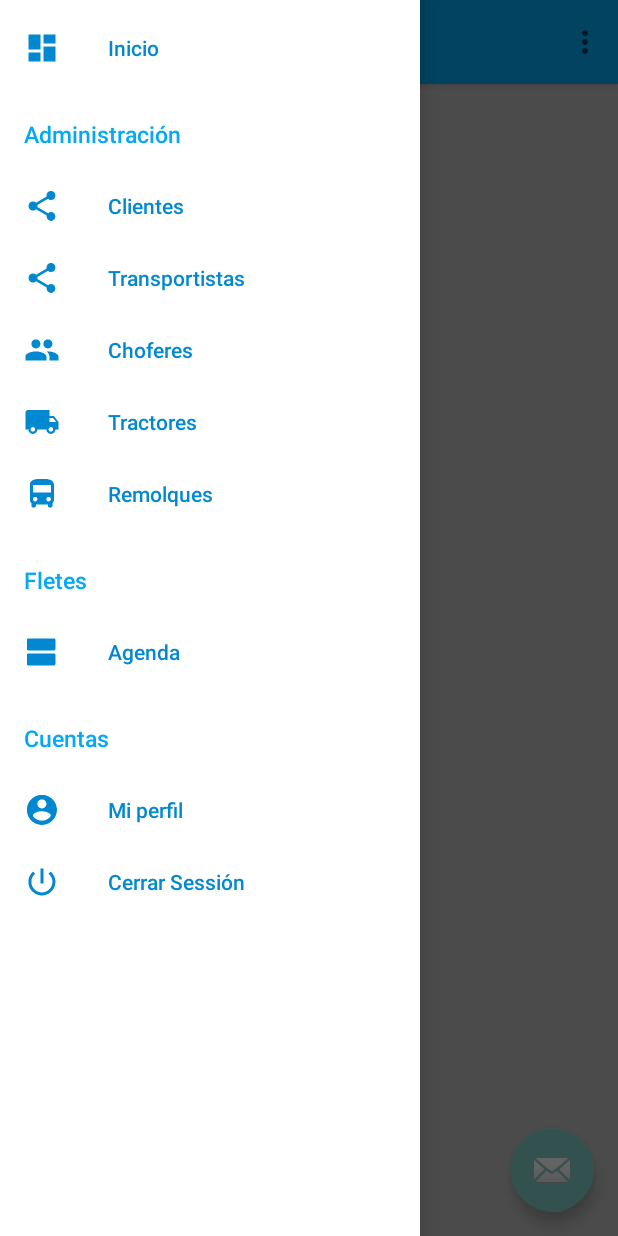
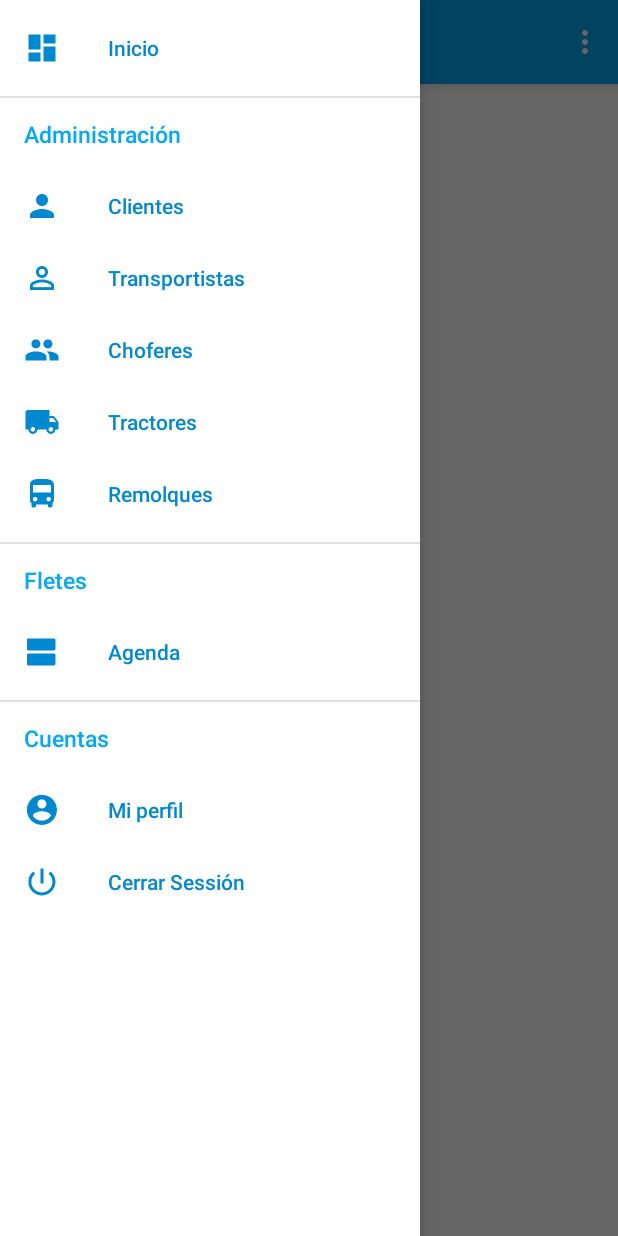
Before and after one commit to Saurett/CHAOL, an Android app: the NavigationDrawer screen opened directly, with no data from a screen before it, with the side drawer open, on a phone screen of 412 x 824 dp. Run offline under Robolectric (Android 15) with nearby library versions, the phone set to English and light mode, and no system bars.

Commit message:
Android > Versión 1.0.3.1
- Se completan los iconos, pero se presenta problema de sombreado

```diff
--- a/movil/android/Chaol/app/src/main/java/com/indev/chaol/NavigationDrawer.java
+++ b/movil/android/Chaol/app/src/main/java/com/indev/chaol/NavigationDrawer.java
@@ -1,9 +1,7 @@
 package com.indev.chaol;
 
 import android.os.Bundle;
-import android.support.design.widget.FloatingActionButton;
 import android.support.design.widget.NavigationView;
-import android.support.design.widget.Snackbar;
 import android.support.v4.view.GravityCompat;
 import android.support.v4.widget.DrawerLayout;
 import android.support.v7.app.ActionBarDrawerToggle;
@@ -13,7 +11,6 @@ import android.text.SpannableString;
 import android.text.style.TextAppearanceSpan;
 import android.view.Menu;
 import android.view.MenuItem;
-import android.view.View;
 
 public class NavigationDrawer extends AppCompatActivity
         implements NavigationView.OnNavigationItemSelectedListener {
@@ -25,6 +22,7 @@ public class NavigationDrawer extends AppCompatActivity
         Toolbar toolbar = (Toolbar) findViewById(R.id.toolbar);
         setSupportActionBar(toolbar);
 
+        /*
         FloatingActionButton fab = (FloatingActionButton) findViewById(R.id.fab);
         fab.setOnClickListener(new View.OnClickListener() {
             @Override
@@ -33,6 +31,7 @@ public class NavigationDrawer extends AppCompatActivity
                         .setAction("Action", null).show();
             }
         });
+        */
 
         DrawerLayout drawer = (DrawerLayout) findViewById(R.id.drawer_layout);
         ActionBarDrawerToggle toggle = new ActionBarDrawerToggle(
@@ -41,26 +40,31 @@ public class NavigationDrawer extends AppCompatActivity
         toggle.syncState();
 
         NavigationView navigationView = (NavigationView) findViewById(R.id.nav_view);
-
-        //Configura el color de los titulos del menu
         Menu menu = navigationView.getMenu();
 
-        MenuItem miAdmin = menu.findItem(R.id.menu_title_admin);
-        SpannableString ssAdmin = new SpannableString(miAdmin.getTitle());
-        ssAdmin.setSpan(new TextAppearanceSpan(this, R.style.MenuItemTitleStyle), 0, ssAdmin.length(), 0);
-        miAdmin.setTitle(ssAdmin);
-
-        MenuItem miFletes = menu.findItem(R.id.menu_title_fletes);
-        SpannableString ssFletes = new SpannableString(miFletes.getTitle());
-        ssFletes.setSpan(new TextAppearanceSpan(this, R.style.MenuItemTitleStyle), 0, ssFletes.length(), 0);
-        miFletes.setTitle(ssFletes);
-
-        MenuItem miCuentas = menu.findItem(R.id.menu_title_cuentas);
-        SpannableString ssCuentas = new SpannableString(miCuentas.getTitle());
-        ssCuentas.setSpan(new TextAppearanceSpan(this, R.style.MenuItemTitleStyle), 0, ssCuentas.length(), 0);
-        miCuentas.setTitle(ssCuentas);
+        /**
+         * Asigna colores a los titulos del menu, debe de ur antes
+         * de setNavigationItemSelectedListener(this);
+         * */
+        setMenuTitleColor(menu,R.id.menu_title_admin);
+        setMenuTitleColor(menu,R.id.menu_title_fletes);
+        setMenuTitleColor(menu,R.id.menu_title_cuentas);
 
         navigationView.setNavigationItemSelectedListener(this);
+    }
+
+
+    /**
+     * @autor saurett / InDev
+     * @param menu
+     * @param id
+     * Configura el color de los Titulos del menu.
+     */
+    private void setMenuTitleColor(Menu menu, int id) {
+        MenuItem menuItem = menu.findItem(id);
+        SpannableString ss = new SpannableString(menuItem.getTitle());
+        ss.setSpan(new TextAppearanceSpan(this, R.style.MenuItemTitleStyle), 0, ss.length(), 0);
+        menuItem.setTitle(ss);
     }
 
     @Override
@@ -101,9 +105,15 @@ public class NavigationDrawer extends AppCompatActivity
         // Handle navigation view item clicks here.
         int id = item.getItemId();
 
-
         DrawerLayout drawer = (DrawerLayout) findViewById(R.id.drawer_layout);
         drawer.closeDrawer(GravityCompat.START);
+
+        switch (id) {
+            default:
+                break;
+        }
+
+
         return true;
     }
 }
--- /dev/null
+++ b/movil/android/Chaol/app/src/main/res/color/drawer_item.xml
@@ -0,0 +1,5 @@
+<?xml version="1.0" encoding="utf-8"?>
+<selector xmlns:android="http://schemas.android.com/apk/res/android">
+    <item android:color="@color/colorAccent" android:state_checked="true"/>
+    <item android:color="@color/colorPrimaryDark" />
+</selector>
--- /dev/null
+++ b/movil/android/Chaol/app/src/main/res/drawable/highlight_color.xml
@@ -0,0 +1,3 @@
+<shape xmlns:android="http://schemas.android.com/apk/res/android" android:shape="rectangle">
+    <solid android:color="@color/colorDivider"/>
+</shape>
--- /dev/null
+++ b/movil/android/Chaol/app/src/main/res/drawable/nav_item_drawable.xml
@@ -0,0 +1,5 @@
+<?xml version="1.0" encoding="utf-8"?>
+<selector xmlns:android="http://schemas.android.com/apk/res/android">
+    <item android:drawable="@android:color/transparent"  android:state_checked="false"/>
+    <item android:drawable="@color/colorPrimary" android:state_checked="true"/>
+</selector>
--- a/movil/android/Chaol/app/src/main/res/layout/activity_navigation_drawer.xml
+++ b/movil/android/Chaol/app/src/main/res/layout/activity_navigation_drawer.xml
@@ -6,7 +6,7 @@
     android:layout_width="match_parent"
     android:layout_height="match_parent"
     android:fitsSystemWindows="true"
-    android:background="@color/colorDivider"
+    android:background="@color/colorIcons"
     tools:openDrawer="start">
 
     <include
@@ -21,8 +21,9 @@
         android:layout_gravity="start"
         android:fitsSystemWindows="true"
         android:background="@color/colorIcons"
-        app:itemTextColor="@color/colorPrimaryDark"
-        app:itemIconTint="@color/colorPrimaryDark"
+        app:itemTextColor="@color/drawer_item"
+        app:itemIconTint="@color/drawer_item"
+        app:itemBackground="@drawable/nav_item_drawable"
         app:menu="@menu/activity_navigation_drawer_drawer" />
 
 </android.support.v4.widget.DrawerLayout>
--- a/movil/android/Chaol/app/src/main/res/layout/app_bar_navigation_drawer.xml
+++ b/movil/android/Chaol/app/src/main/res/layout/app_bar_navigation_drawer.xml
@@ -19,12 +19,14 @@
             android:background="@color/colorPrimary"
             app:titleTextColor="@color/colorIcons"
             app:subtitleTextColor="@color/colorIcons"
+            app:theme="@style/ThemeOverlay.AppCompat.Dark.ActionBar"
             app:popupTheme="@style/Theme.AppCompat.Light.NoActionBar" />
 
     </android.support.design.widget.AppBarLayout>
 
     <include layout="@layout/content_navigation_drawer" />
 
+    <!--
     <android.support.design.widget.FloatingActionButton
         android:id="@+id/fab"
         android:layout_width="wrap_content"
@@ -32,5 +34,6 @@
         android:layout_gravity="bottom|end"
         android:layout_margin="@dimen/fab_margin"
         app:srcCompat="@android:drawable/ic_dialog_email" />
+    -->
 
 </android.support.design.widget.CoordinatorLayout>
--- a/movil/android/Chaol/app/src/main/res/menu/activity_navigation_drawer_drawer.xml
+++ b/movil/android/Chaol/app/src/main/res/menu/activity_navigation_drawer_drawer.xml
@@ -12,10 +12,10 @@
         android:title="Administración">
         <menu>
             <item
-                android:icon="@drawable/ic_menu_share"
+                android:icon="@mipmap/ic_person_white_48dp"
                 android:title="Clientes" />
             <item
-                android:icon="@drawable/ic_menu_share"
+                android:icon="@mipmap/ic_person_outline_white_48dp"
                 android:title="Transportistas" />
             <item
                 android:icon="@mipmap/ic_people_white_48dp"
--- a/movil/android/Chaol/app/src/main/res/values/styles.xml
+++ b/movil/android/Chaol/app/src/main/res/values/styles.xml
@@ -6,6 +6,11 @@
         <item name="colorPrimary">@color/colorPrimary</item>
         <item name="colorPrimaryDark">@color/colorPrimaryDark</item>
         <item name="colorAccent">@color/colorAccent</item>
+    </style>
+
+    <style name="AppTheme.NoActionBar">
+        <item name="windowActionBar">false</item>
+        <item name="windowNoTitle">true</item>
     </style>
 
     <style name="AppBarOverlay" parent="ThemeOverlay.AppCompat.Dark.ActionBar" />
@@ -17,4 +22,8 @@
         <item name="android:textSize">15sp</item>
     </style>
 
+    <style name="ToolbarColorIcons" parent="AppTheme">
+        <item name="android:textColorSecondary">@color/colorIcons</item>
+    </style>
+
 </resources>
```
Also changed, not shown: movil/android/Chaol/app/src/main/AndroidManifest.xml (+4 -8 lines), movil/android/Chaol/app/src/main/res/mipmap-hdpi/ic_person_outline_white_48dp.png (added), movil/android/Chaol/app/src/main/res/mipmap-hdpi/ic_person_white_48dp.png (added), movil/android/Chaol/app/src/main/res/mipmap-mdpi/ic_person_outline_white_48dp.png (added), movil/android/Chaol/app/src/main/res/mipmap-mdpi/ic_person_white_48dp.png (added), movil/android/Chaol/app/src/main/res/mipmap-xhdpi/ic_person_outline_white_48dp.png (added), movil/android/Chaol/app/src/main/res/mipmap-xhdpi/ic_person_white_48dp.png (added), movil/android/Chaol/app/src/main/res/mipmap-xxhdpi/ic_person_outline_white_48dp.png (added), movil/android/Chaol/app/src/main/res/mipmap-xxhdpi/ic_person_white_48dp.png (added), movil/android/Chaol/app/src/main/res/mipmap-xxxhdpi/ic_person_outline_white_48dp.png (added), movil/android/Chaol/app/src/main/res/mipmap-xxxhdpi/ic_person_white_48dp.png (added), movil/android/Chaol/app/src/main/res/values/colors.xml (line endings or trailing spaces).
